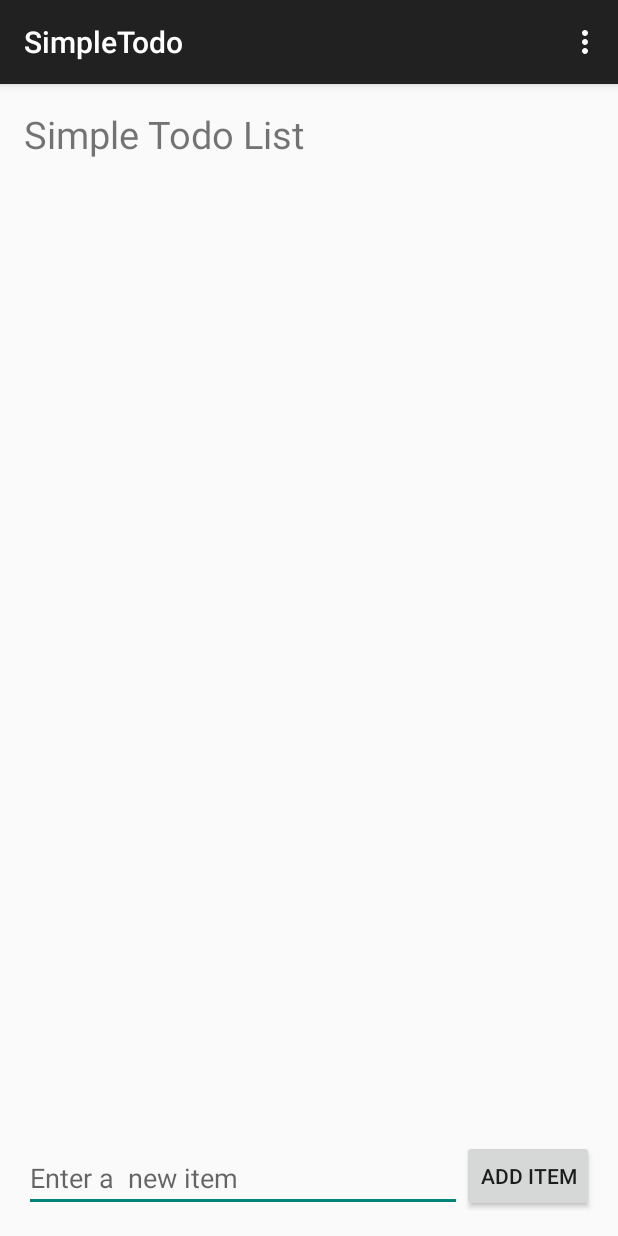
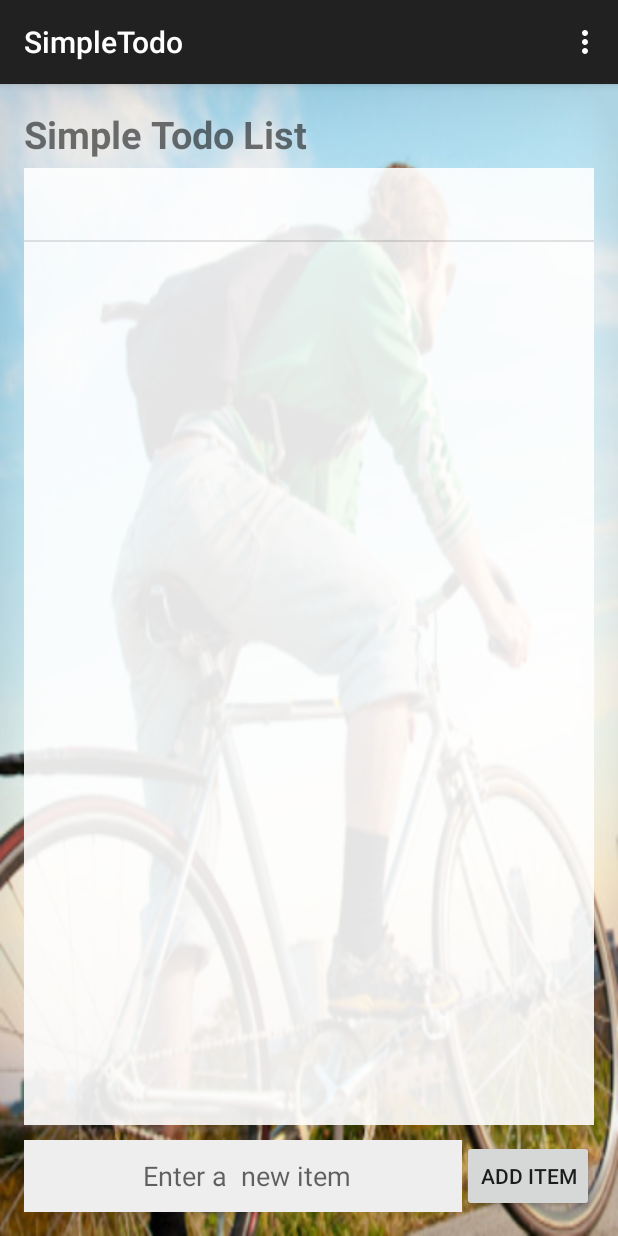
Before and after one commit to sinzeforever/androidSimpleTodoList, an Android app: the screen it shows after launch (MainActivity), in the options menu, after a tap on "Settings", on a phone screen of 412 x 824 dp. Run offline under Robolectric (Android 15) with nearby library versions, the phone set to English and light mode, and no system bars; libraries missing offline, so code that uses them is left out: com.greendao; 7 statements that could not run were skipped.

Commit message:
Add background and edit mode

```diff
--- /dev/null
+++ b/app/src/main/java/com/yahoo/simpletodo/DataManager.java
@@ -0,0 +1,61 @@
+package com.yahoo.simpletodo;
+
+import android.app.Activity;
+import android.database.sqlite.SQLiteDatabase;
+
+import com.greendao.DaoMaster;
+import com.greendao.DaoSession;
+import com.greendao.Memo;
+import com.greendao.MemoDao;
+
+import java.util.ArrayList;
+import java.util.List;
+
+/**
+ * Created by sinze on 7/23/15.
+ */
+public class DataManager {
+    public ArrayList<String> items;
+    private SQLiteDatabase db;
+    private DaoMaster daoMaster;
+    private DaoSession daoSession;
+    private MemoDao memoDao;
+    private Activity main;
+    public static DataManager dataManager;
+
+    public DataManager(Activity main) {
+        this.main = main;
+        setUpDao();
+        daoReadItems();
+    }
+
+    private void setUpDao() {
+        DaoMaster.DevOpenHelper helper = new DaoMaster.DevOpenHelper(main, "Memo", null);
+        db = helper.getWritableDatabase();
+        daoMaster = new DaoMaster(db);
+        daoSession = daoMaster.newSession();
+        memoDao = daoSession.getMemoDao();
+        DataManager.dataManager = this;
+    }
+
+
+    private void daoReadItems() {
+        List<Memo> memos = memoDao.queryBuilder().list();
+        items = new ArrayList<String>();
+        for(Memo memo: memos) {
+            items.add(memo.getData());
+        }
+    }
+
+    public void daoWriteItems() {
+        memoDao.deleteAll();
+        for(String item: items) {
+            addMemo(item, item);
+        }
+    }
+
+    public void addMemo(String text, String date) {
+        Memo memo = new Memo(text, date);
+        memoDao.insert(memo);
+    }
+}
--- /dev/null
+++ b/app/src/main/java/com/yahoo/simpletodo/EditFragment.java
@@ -0,0 +1,64 @@
+package com.yahoo.simpletodo;
+
+import android.app.DialogFragment;
+import android.os.Bundle;
+import android.view.LayoutInflater;
+import android.view.View;
+import android.view.ViewGroup;
+import android.widget.Button;
+import android.widget.TextView;
+
+/**
+ * Created by sinze on 7/23/15.
+ */
+public class EditFragment extends DialogFragment {
+    TextView editText;
+    static EditFragment newInstance(int id, String text) {
+        EditFragment fragment = new EditFragment();
+        Bundle args = new Bundle();
+        args.putInt("id", id);
+        args.putString("text", text);
+        fragment.setArguments(args);
+        return fragment;
+    }
+
+    @Override
+    public void onCreate(Bundle savedInstanceState) {
+        super.onCreate(savedInstanceState);
+    }
+
+    @Override
+    public View onCreateView(LayoutInflater inflater, ViewGroup container,
+                             Bundle savedInstanceState) {
+        View v = inflater.inflate(R.layout.edit_fragment, container, false);
+        editText = (TextView) v.findViewById(R.id.editText);
+        editText.setText(getArguments().getString("text"));
+        Button confirmButton = (Button) v.findViewById(R.id.confirm_button);
+        confirmButton.setOnClickListener(new View.OnClickListener() {
+            @Override
+            public void onClick(View v) {
+                confirmEdit();
+            }
+        });
+        Button cancelButton = (Button) v.findViewById(R.id.cancel_button);
+        cancelButton.setOnClickListener(new View.OnClickListener() {
+            @Override
+            public void onClick(View v) {
+                cancelEdit();
+            }
+        });
+
+        return v;
+    }
+
+    public void confirmEdit() {
+        int index = getArguments().getInt("id");
+        DataManager.dataManager.items.set(index, editText.getText().toString());
+        DataManager.dataManager.daoWriteItems();
+        this.dismiss();
+    }
+
+    public void cancelEdit () {
+        this.dismiss();
+    }
+}
--- a/app/src/main/java/com/yahoo/simpletodo/MainActivity.java
+++ b/app/src/main/java/com/yahoo/simpletodo/MainActivity.java
@@ -1,6 +1,5 @@
 package com.yahoo.simpletodo;
 
-import android.database.sqlite.SQLiteDatabase;
 import android.os.Bundle;
 import android.support.v7.app.ActionBarActivity;
 import android.view.Menu;
@@ -11,115 +10,65 @@ import android.widget.ArrayAdapter;
 import android.widget.EditText;
 import android.widget.ListView;
 
-import com.greendao.DaoMaster;
-import com.greendao.DaoMaster.DevOpenHelper;
-import com.greendao.DaoSession;
-import com.greendao.Memo;
-import com.greendao.MemoDao;
-
-import org.apache.commons.io.FileUtils;
-
-import java.io.File;
-import java.io.IOException;
-import java.util.ArrayList;
-import java.util.List;
-
 
 public class MainActivity extends ActionBarActivity {
-    ArrayList<String> items;
+
     ArrayAdapter<String> itemsAdapter;
     ListView lvItems;
-    private SQLiteDatabase db;
-    private DaoMaster daoMaster;
-    private DaoSession daoSession;
-    private MemoDao memoDao;
+    EditFragment editFragment;
 
     @Override
     protected void onCreate(Bundle savedInstanceState) {
         super.onCreate(savedInstanceState);
         setContentView(R.layout.activity_main);
-        setUpDao();
+
+        // set up data manager
+        new DataManager(this);
         lvItems = (ListView) findViewById(R.id.lvItems);
-        daoReadItems();
+
         // readItems();
-        itemsAdapter = new ArrayAdapter<String>(this, android.R.layout.simple_list_item_1, items);
+        itemsAdapter = new ArrayAdapter<String>(this, android.R.layout.simple_list_item_1, DataManager.dataManager.items);
         lvItems.setAdapter(itemsAdapter);
         setupListViewListener();
     }
-    private void setUpDao() {
-        DevOpenHelper helper = new DaoMaster.DevOpenHelper(this, "Memo", null);
-        db = helper.getWritableDatabase();
-        daoMaster = new DaoMaster(db);
-        daoSession = daoMaster.newSession();
-        memoDao = daoSession.getMemoDao();
-    }
-
-    private void daoWriteItems() {
-        memoDao.deleteAll();
-        for(String item: items) {
-            addMemo(item, item);
-        }
-    }
-
-    private void daoReadItems() {
-        List<Memo> memos = memoDao.queryBuilder().list();
-        items = new ArrayList<String>();
-        for(Memo memo: memos) {
-            items.add(memo.getData());
-        }
-    }
-
-    public void addMemo(String text, String date) {
-        Memo memo = new Memo(text, date);
-        memoDao.insert(memo);
-    }
 
     public void onAddItem(View v) {
+        Util.hideKeyBoard(this);
         EditText etNewItem = (EditText) findViewById(R.id.etNewItem);
         String itemText = etNewItem.getText().toString();
         // itemsAdapter.add(itemText);
-        items.add(itemText);
+        DataManager.dataManager.items.add(itemText);
         itemsAdapter.notifyDataSetChanged();
         etNewItem.setText("");
         // writeItems();
-        daoWriteItems();
+        DataManager.dataManager.daoWriteItems();
     }
 
-    private void readItems() {
-        File filesDir = getFilesDir();
-        File todoFile = new File(filesDir, "todo.txt");
-        try {
-            items = new ArrayList<String>(FileUtils.readLines(todoFile));
-        } catch (IOException e) {
-            items = new ArrayList<String>();
-        }
+    private void showEditDialog(int pos) {
+        editFragment = EditFragment.newInstance(pos, DataManager.dataManager.items.get(pos));
+        editFragment.show(getFragmentManager(), "dialog");
     }
-
-    private void writeItems() {
-
-        File filesDir = getFilesDir();
-        File todoFile = new File(filesDir, "todo.txt");
-        try {
-            FileUtils.writeLines(todoFile, items);
-        } catch (IOException e) {
-            e.printStackTrace();
-        }
-
-    }
-
 
     private void setupListViewListener() {
         lvItems.setOnItemLongClickListener(
             new AdapterView.OnItemLongClickListener() {
                 @Override
                 public boolean onItemLongClick(AdapterView<?> adapter, View item, int pos, long id) {
-                    items.remove(pos);
+                    DataManager.dataManager.items.remove(pos);
                     itemsAdapter.notifyDataSetChanged();
                     // writeItems();
-                    daoWriteItems();
+                    DataManager.dataManager.daoWriteItems();
                     return true;
                 }
             }
+        );
+        lvItems.setOnItemClickListener(
+                new AdapterView.OnItemClickListener() {
+                    @Override
+                    public void onItemClick(AdapterView<?> adapter, View item, int pos, long id) {
+                        showEditDialog(pos);
+                    }
+                }
         );
     }
 
--- a/app/src/main/res/layout/activity_main.xml
+++ b/app/src/main/res/layout/activity_main.xml
@@ -3,18 +3,19 @@
     android:layout_height="match_parent" android:paddingLeft="@dimen/activity_horizontal_margin"
     android:paddingRight="@dimen/activity_horizontal_margin"
     android:paddingTop="@dimen/activity_vertical_margin"
-    android:paddingBottom="@dimen/activity_vertical_margin" tools:context=".MainActivity">
+    android:paddingBottom="@dimen/activity_vertical_margin" tools:context=".MainActivity"
+    android:background="@drawable/bg">
 
     <Button
         android:layout_width="wrap_content"
         android:layout_height="wrap_content"
         android:text="Add Item"
         android:id="@+id/btnAddItem"
-        android:layout_alignParentBottom="true"
         android:layout_alignParentRight="true"
         android:layout_alignParentEnd="true"
         android:onClick="onAddItem"
-        />
+        android:height="35dp"
+        android:layout_alignParentBottom="true" />
 
     <ListView
         android:layout_width="wrap_content"
@@ -22,9 +23,11 @@
         android:id="@+id/lvItems"
         android:layout_alignParentLeft="true"
         android:layout_alignParentStart="true"
-        android:layout_above="@+id/button"
-        android:layout_marginBottom="10dp"
-        android:layout_below="@+id/textView" />
+        android:layout_below="@+id/textView"
+        android:background="#ffffff"
+        android:alpha="0.9"
+        android:layout_above="@+id/btnAddItem"
+        android:layout_marginBottom="10dp" />
 
     <EditText
         android:layout_width="wrap_content"
@@ -35,7 +38,11 @@
         android:layout_alignParentStart="true"
         android:layout_toStartOf="@+id/btnAddItem"
         android:hint="Enter a  new item"
-        android:layout_toLeftOf="@+id/btnAddItem" />
+        android:layout_toLeftOf="@+id/btnAddItem"
+        android:background="#eee"
+        android:layout_below="@+id/lvItems"
+        android:paddingLeft="5dp"
+        android:gravity="center" />
 
     <TextView
         android:layout_width="wrap_content"
@@ -46,6 +53,7 @@
         android:layout_alignParentLeft="true"
         android:layout_alignParentStart="true"
         android:layout_marginBottom="5dp"
-        android:textSize="25dp" />
+        android:textSize="25dp"
+        android:textStyle="bold" />
 
 </RelativeLayout>
```
Also changed, not shown: app/src/main/java/com/yahoo/simpletodo/Util.java (added, +15 -0 lines), app/src/main/res/layout/edit_fragment.xml (added, +49 -0 lines), app/src/main/res/drawable/bg.jpg (added).
